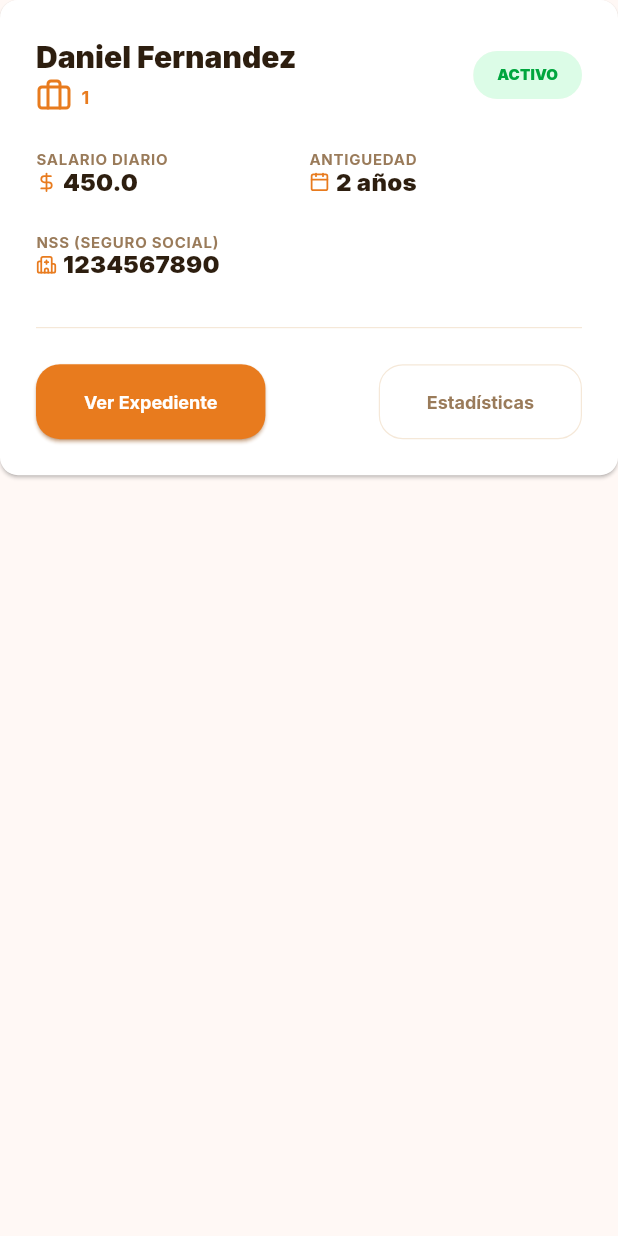
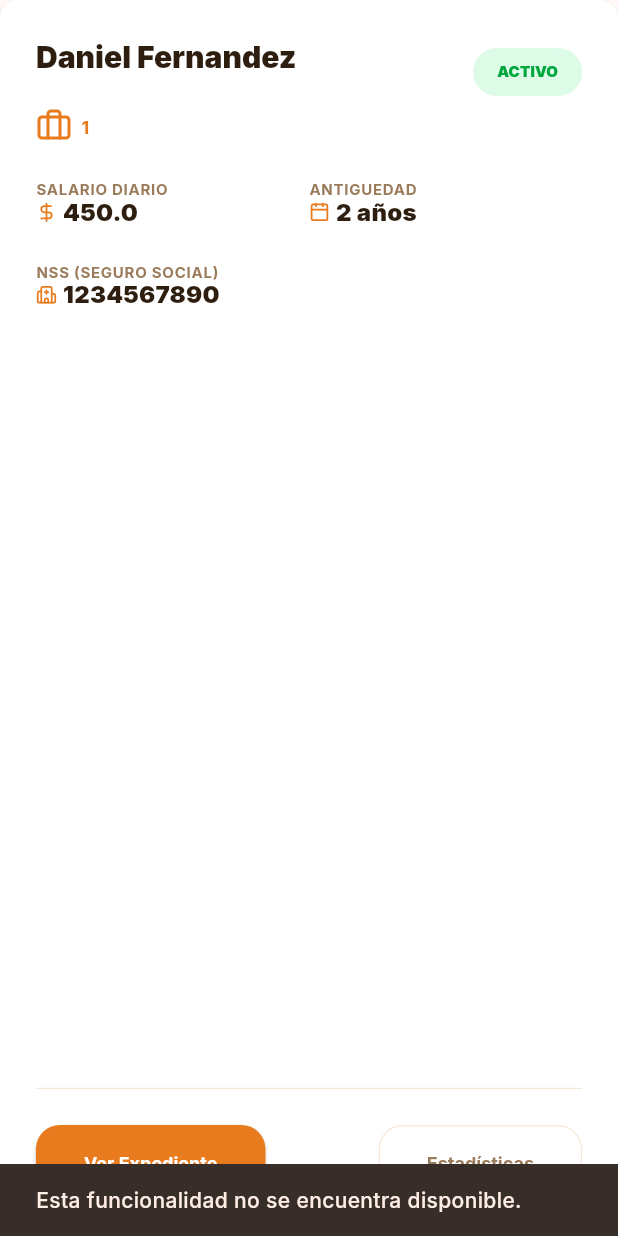
Before and after one commit to JorgeTostadoRI/ri_rh_v2, a Flutter app: the EmpleadoCard widget shown alone on an empty page, opened directly with sample values from the repository, after a tap on "Estadísticas", on a phone screen of 412 x 824 dp. Run offline on Flutter 3.47's test engine with Material 3 defaults, Android fonts, the phone set to English and light mode, and no system bars; our stand-ins replace camera, dio, file_picker, flutter_secure_storage, flutter_svg, freezed_annotation and 5 more; missing offline and left inert: cryptography, zk_finger; accounts and stored records are empty.

Commit message:
Prevent text overflow in EmpleadoCard

```diff
--- a/lib/data/repositories/auth/auth_repository_remote.dart
+++ b/lib/data/repositories/auth/auth_repository_remote.dart
@@ -71,7 +71,6 @@ class AuthRepositoryRemote extends AuthRepository {
 
     final departamentoNames = _currentUser!.departamentosPermitidos.map((dep) => dep.nombre).toList();
     final hasDepartamentoRH = departamentoNames.contains('Recursos Humanos');
-    _log.d('isRH: $hasDepartamentoRH');
     return hasDepartamentoRH;
   }
 
--- a/lib/ui/empleados/widgets/empleado_card.dart
+++ b/lib/ui/empleados/widgets/empleado_card.dart
@@ -24,15 +24,21 @@ class EmpleadoCard extends StatelessWidget {
           mainAxisAlignment: .start,
           mainAxisSize: .min,
           children: [
-            Row(
-              mainAxisAlignment: .spaceBetween,
-              children: [
             Column(
               crossAxisAlignment: .start,
               children: [
-                    Text(
+                Row(
+                  mainAxisAlignment: .spaceBetween,
+                  crossAxisAlignment: .start,
+                  children: [
+                    Expanded(
+                      child: Text(
                         empleado.nombre,
                         style: TextTheme.of(context).headlineSmall,
+                      ),
+                    ),
+                    _StatusChip(status: empleado.estatus),
+                  ],
                 ),
                 Row(
                   spacing: 6,
@@ -52,9 +58,6 @@ class EmpleadoCard extends StatelessWidget {
                     ),
                   ],
                 ),
-                  ],
-                ),
-                _StatusChip(status: empleado.estatus),
               ],
             ),
             const SizedBox(height: 24),
@@ -88,7 +91,7 @@ class EmpleadoCard extends StatelessWidget {
                 ),
               ],
             ),
-            const SizedBox(height: 32),
+            Spacer(),
             Container(
               padding: const EdgeInsets.only(top: 24),
               decoration: BoxDecoration(
@@ -109,7 +112,13 @@ class EmpleadoCard extends StatelessWidget {
                     child: Text('Ver Expediente', style: TextStyle(fontSize: 12)),
                   ),
                   OutlinedButton(
-                    onPressed: () {},
+                    onPressed: () {
+                      ScaffoldMessenger.of(context).showSnackBar(
+                        SnackBar(
+                          content: Text('Esta funcionalidad no se encuentra disponible.'),
+                        ),
+                      );
+                    },
                     child: Text('Estadísticas', style: TextStyle(fontSize: 12)),
                   ),
                 ],
@@ -124,7 +133,6 @@ class EmpleadoCard extends StatelessWidget {
 
 class _StatusChip extends StatelessWidget {
   const _StatusChip({
-    super.key,
     required this.status,
   });
 
@@ -177,7 +185,6 @@ class _StatusChip extends StatelessWidget {
 
 class _AttributeLabel extends StatelessWidget {
   const _AttributeLabel({
-    super.key,
     required this.name,
     required this.icon,
     required this.value,
--- a/lib/ui/empleados/widgets/empleados_screen.dart
+++ b/lib/ui/empleados/widgets/empleados_screen.dart
@@ -63,7 +63,7 @@ class EmpleadosScreen extends StatelessWidget {
                     crossAxisCount: 2,
                     mainAxisSpacing: 24,
                     crossAxisSpacing: 24,
-                    mainAxisExtent: 310,
+                    mainAxisExtent: 350,
                   ),
                   itemBuilder: (context, index) {
                     return EmpleadoCard(
```
Also changed, not shown: lib/ui/empleados/widgets/expediente_screen.dart (+7 -7 lines). Lines whose indentation alone changed are shown as unchanged.
